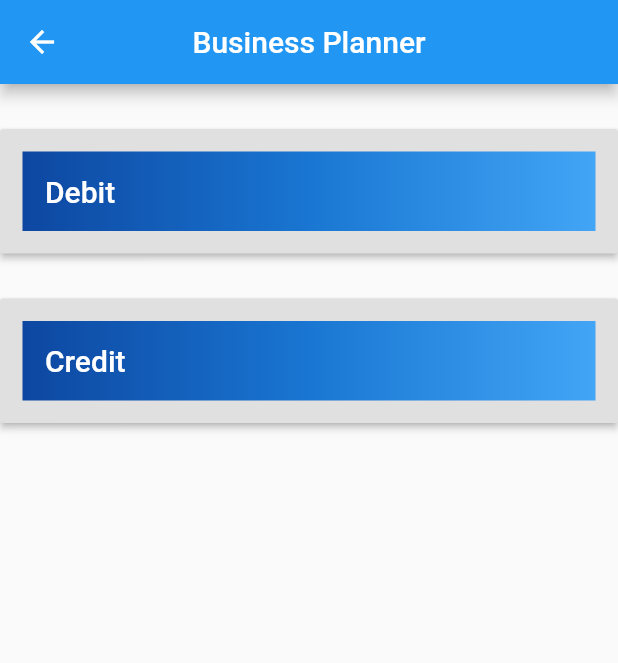
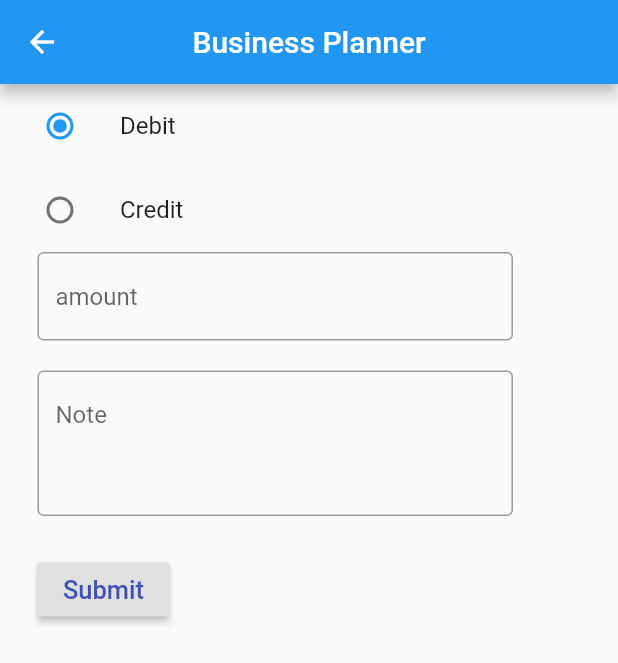
Before and after one commit to jahidRatul/BusinessPlanner, a Flutter app: the OfficeScreen screen opened by its route, on a phone screen of 412 x 824 dp. Shown: the top 663 px of the screen. Run offline on Flutter 3.47's test engine with Material 2 defaults, Android fonts, the phone set to English and light mode, and no system bars; our stand-ins replace shared_preferences; accounts and stored records are empty.

```diff
--- a/lib/homeScreen.dart
+++ b/lib/homeScreen.dart
@@ -44,7 +44,8 @@ class _HomeScreenState extends State<HomeScreen> {
 class AdminWidget extends StatelessWidget {
   @override
   Widget build(BuildContext context) {
-    return Column(
+    return SingleChildScrollView(
+      child: Column(
         mainAxisSize: MainAxisSize.min,
         children: <Widget>[
           SizedBox(height: 30),
@@ -114,6 +115,7 @@ class AdminWidget extends StatelessWidget {
             ),
           ),
         ],
+      ),
     );
   }
 }
--- a/lib/officeScreen.dart
+++ b/lib/officeScreen.dart
@@ -1,6 +1,10 @@
 import 'package:flutter/cupertino.dart';
+import 'dart:convert';
+import 'package:http/http.dart' as http;
 import 'package:flutter/material.dart';
 import 'package:shared_preferences/shared_preferences.dart';
+
+import 'homeScreen.dart';
 
 class OfficeScreen extends StatefulWidget {
   static String id = 'office';
@@ -9,7 +13,21 @@ class OfficeScreen extends StatefulWidget {
   _OfficeScreenState createState() => _OfficeScreenState();
 }
 
+enum TransactionType { debit, credit }
+//TransactionType tValue = TransactionType.debit;
+
 class _OfficeScreenState extends State<OfficeScreen> {
+  TextEditingController amountController = TextEditingController();
+  TextEditingController noteController = TextEditingController();
+  var userKey;
+  var userId;
+
+  void dispose() {
+    amountController.dispose();
+    noteController.dispose();
+    super.dispose();
+  }
+
   void initState() {
     _getUserInfo();
 
@@ -22,78 +40,144 @@ class _OfficeScreenState extends State<OfficeScreen> {
     String nameValue = localStorage.getString('userName');
     int uidValue = localStorage.getInt('uId');
 
-    print(keyValue);
-    print(nameValue);
-    print(uidValue);
+    userKey = keyValue;
+    userId = uidValue;
+//    print(keyValue);
+//    print(nameValue);
+//    print(uidValue);
   }
 
+  TransactionType tValue = TransactionType.debit;
   @override
   Widget build(BuildContext context) {
-    return
-       Scaffold(
+    return Scaffold(
       appBar: AppBar(
         title: Text(" Business Planner "),
         centerTitle: true,
       ),
-          body: OfficeWidget(),
-      );
-  }
-}
-
-class OfficeWidget extends StatelessWidget {
-  @override
-  Widget build(BuildContext context) {
-    return Column(
+      body: SingleChildScrollView(
+        child: Column(
+          crossAxisAlignment: CrossAxisAlignment.start,
           mainAxisSize: MainAxisSize.min,
           children: <Widget>[
-        SizedBox(height: 30),
-
-        RaisedButton(
-          onPressed: () {},
-          textColor: Colors.white,
-          padding: const EdgeInsets.all(15.0),
-          child: Container(
-            width: double.infinity,
-
-            decoration: const BoxDecoration(
-              gradient: LinearGradient(
-                colors: <Color>[
-                  Color(0xFF0D47A1),
-                  Color(0xFF1976D2),
-                  Color(0xFF42A5F5),
+            ListTile(
+              title: const Text('Debit'),
+              leading: Radio(
+                value: TransactionType.debit,
+                groupValue: tValue,
+                onChanged: (TransactionType value) {
+                  setState(() {
+                    tValue = value;
+                  });
+                },
+              ),
+            ),
+            ListTile(
+              title: const Text('Credit'),
+              leading: Radio(
+                value: TransactionType.credit,
+                groupValue: tValue,
+                onChanged: (TransactionType value) {
+                  setState(() {
+                    tValue = value;
+                  });
+                },
+              ),
+            ),
+            Padding(
+              padding: EdgeInsets.only(left: 25, right: 70),
+              child: TextField(
+                keyboardType: TextInputType.number,
+                controller: amountController,
+                decoration: InputDecoration(
+                  hintText: 'amount',
+                  border: OutlineInputBorder(),
+                ),
+              ),
+            ),
+            SizedBox(
+              height: 20,
+            ),
+            Padding(
+              padding: EdgeInsets.only(left: 25, right: 70),
+              child: TextField(
+                maxLines: 3,
+                controller: noteController,
+                decoration: InputDecoration(
+                  border: OutlineInputBorder(),
+                  hintText: 'Note',
+                ),
+              ),
+            ),
+            Padding(
+              padding: EdgeInsets.only(left: 25, top: 25),
+              child: RaisedButton(
+                onPressed: _completeTransaction,
+                child: Text(
+                  'Submit',
+                  style: TextStyle(fontSize: 17),
+                ),
+                textColor: Colors.indigo,
+              ),
+            )
           ],
         ),
       ),
-            padding: EdgeInsets.all(15.0),
-            child: Text('Debit', style: TextStyle(fontSize: 20)),
-          ),
-        ),
-        SizedBox(height: 30),
-        RaisedButton(
-          onPressed: () {
-
-          },
-          textColor: Colors.white,
-          padding: EdgeInsets.all(15.0),
-          child: Container(
-            width: double.infinity,
-
-            decoration: BoxDecoration(
-              gradient: LinearGradient(
-                colors: <Color>[
-                  Color(0xFF0D47A1),
-                  Color(0xFF1976D2),
-                  Color(0xFF42A5F5),
-                ],
-              ),
-            ),
-            padding: EdgeInsets.all(15.0),
-            child: Text('Credit', style: TextStyle(fontSize: 20)),
-          ),
-        ),
-        SizedBox(height: 30),
-
-      ],
     );
   }
+
+  _completeTransaction() async {
+    if (amountController.text.isNotEmpty) {
+      if (tValue == TransactionType.debit) {
+        final url = 'http://10.0.2.2:5000/api/office/debit';
+
+        Map data = {
+          'amount': amountController.text,
+          'note': noteController.text,
+          'uId': userId
+        };
+        //encode Map to JSON
+        var bodyValue = json.encode(data);
+
+        http.Response response = await http.post(url,
+            headers: {
+              'Content-type': 'application/json',
+              'Authorization': 'Bearer $userKey'
+            },
+            body: bodyValue);
+
+        print(response.body);
+        //returning as text in map
+        Map<String, dynamic> user = jsonDecode(response.body);
+        print("success msg -> " + user['message']);
+        amountController.clear();
+        noteController.clear();
+        Navigator.pushNamed(context, HomeScreen.id);
+      } else {
+        final url = 'http://10.0.2.2:5000/api/office/credit';
+        Map data = {
+          'amount': amountController.text,
+          'note': noteController.text,
+          'uId': userId
+        };
+        //encode Map to JSON
+        var bodyValue = json.encode(data);
+
+        http.Response response = await http.post(url,
+            headers: {
+              'Content-type': 'application/json',
+              'Authorization': 'Bearer $userKey'
+            },
+            body: bodyValue);
+
+        print(response.body);
+        //returning as text in map
+        Map<String, dynamic> user = jsonDecode(response.body);
+        print("success msg -> " + user['message']);
+        amountController.clear();
+        noteController.clear();
+        Navigator.pushNamed(context, HomeScreen.id);
       }
+    }
+  }
+}
```
Lines whose indentation alone changed are shown as unchanged.
